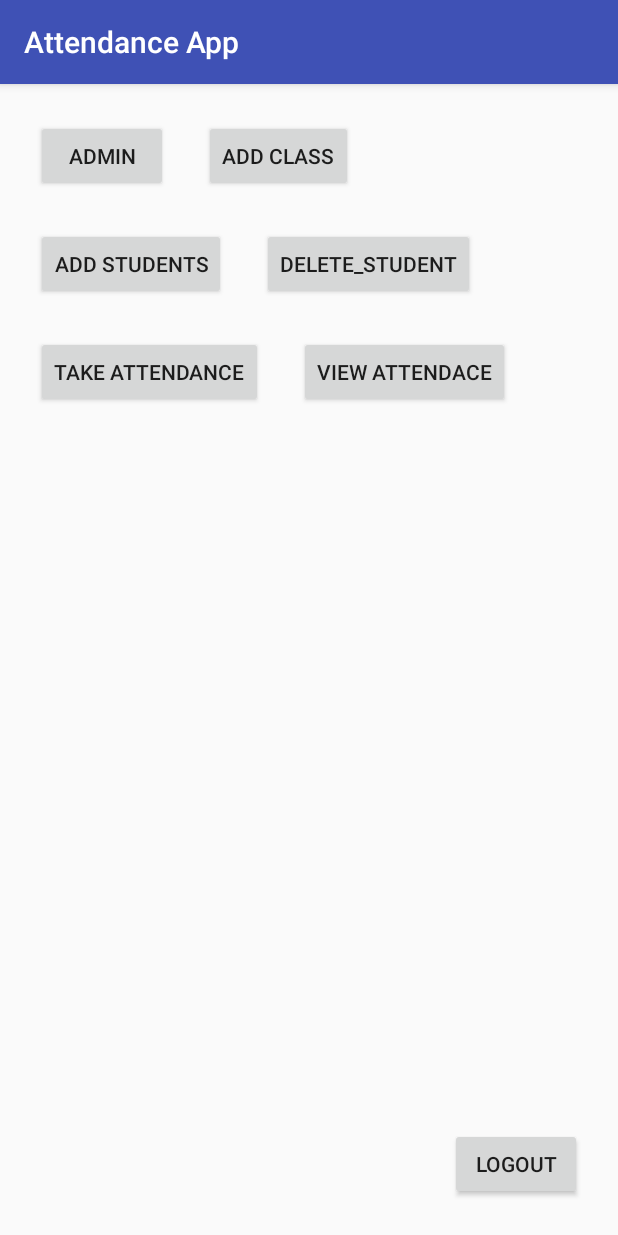
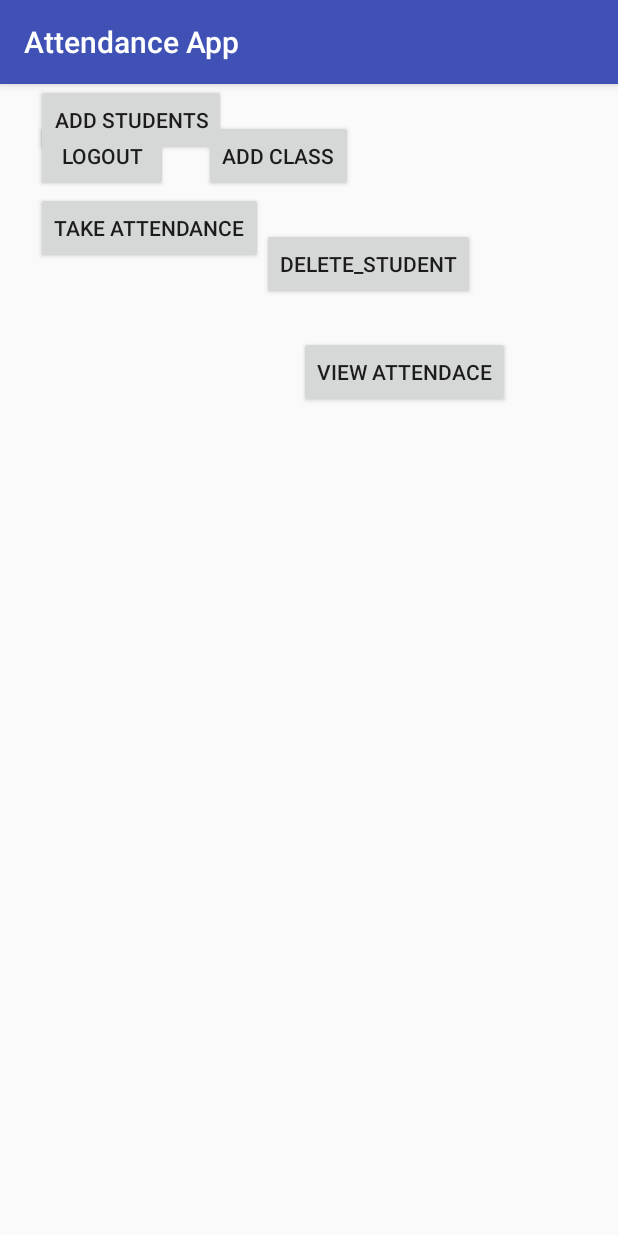
Before and after one commit to SAM33RG/AttendanceApp, an Android app: the screen it shows after launch once a user with an empty profile is signed in (MainActivity), on a phone screen of 412 x 824 dp. Run offline under Robolectric (Android 15) with nearby library versions, the phone set to English and light mode, and no system bars; our stand-ins replace Firebase (no records; nobody signed in at launch, a user with empty details on screens opened directly).

Commit message:
removed admin button

```diff
--- a/app/src/main/res/layout/activity_main.xml
+++ b/app/src/main/res/layout/activity_main.xml
@@ -7,23 +7,13 @@
     tools:context=".MainActivity">
 
     <Button
-        android:id="@+id/main_admin"
-        android:layout_width="wrap_content"
-        android:layout_height="wrap_content"
-        android:layout_marginStart="24dp"
-        android:layout_marginTop="24dp"
-        android:text="Admin"
-        app:layout_constraintStart_toStartOf="parent"
-        app:layout_constraintTop_toTopOf="parent" />
-
-    <Button
         android:id="@+id/main_add_class"
         android:layout_width="wrap_content"
         android:layout_height="wrap_content"
         android:layout_marginStart="24dp"
         android:layout_marginTop="24dp"
         android:text="Add Class"
-        app:layout_constraintStart_toEndOf="@+id/main_admin"
+        app:layout_constraintStart_toEndOf="@+id/main_logout"
         app:layout_constraintTop_toTopOf="parent" />
 
     <Button
@@ -31,10 +21,9 @@
         android:layout_width="wrap_content"
         android:layout_height="wrap_content"
         android:layout_marginStart="24dp"
-        android:layout_marginTop="24dp"
         android:text="add Students"
         app:layout_constraintStart_toStartOf="parent"
-        app:layout_constraintTop_toBottomOf="@+id/main_admin" />
+        tools:layout_editor_absoluteY="96dp" />
 
     <Button
         android:id="@+id/main_delete_student"
@@ -70,9 +59,9 @@
         android:id="@+id/main_logout"
         android:layout_width="wrap_content"
         android:layout_height="wrap_content"
-        android:layout_marginBottom="24dp"
-        android:layout_marginEnd="24dp"
+        android:layout_marginStart="24dp"
+        android:layout_marginTop="24dp"
         android:text="Logout"
-        app:layout_constraintBottom_toBottomOf="parent"
-        app:layout_constraintEnd_toEndOf="parent" />
+        app:layout_constraintStart_toStartOf="parent"
+        app:layout_constraintTop_toTopOf="parent" />
 </android.support.constraint.ConstraintLayout>
```
